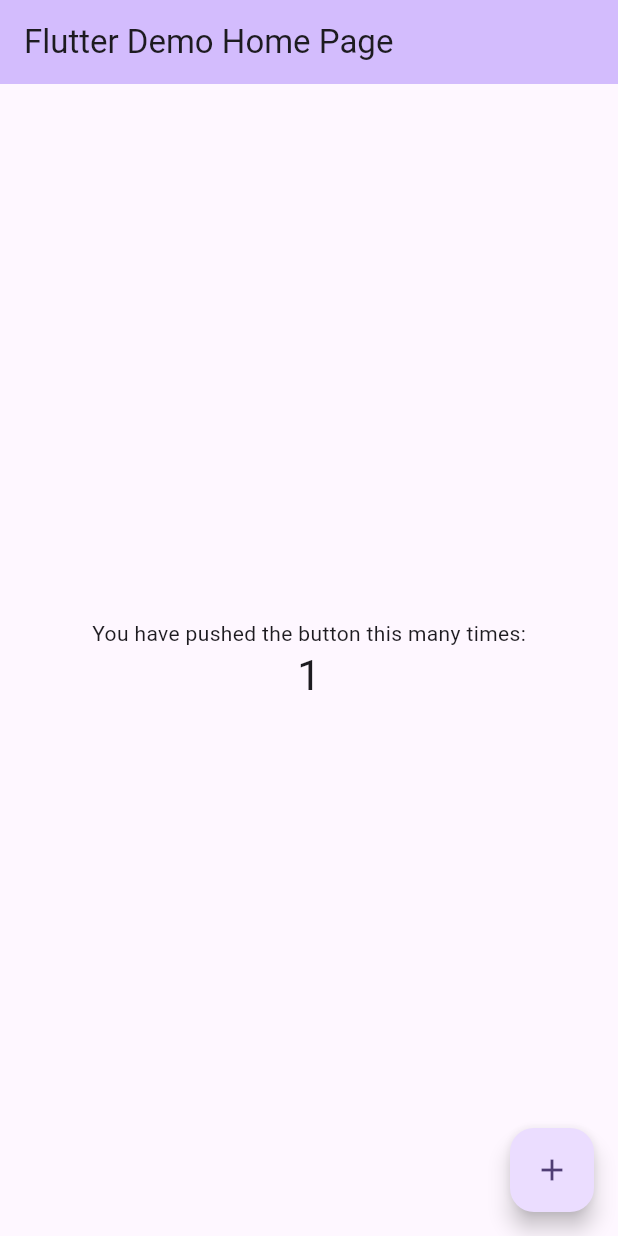
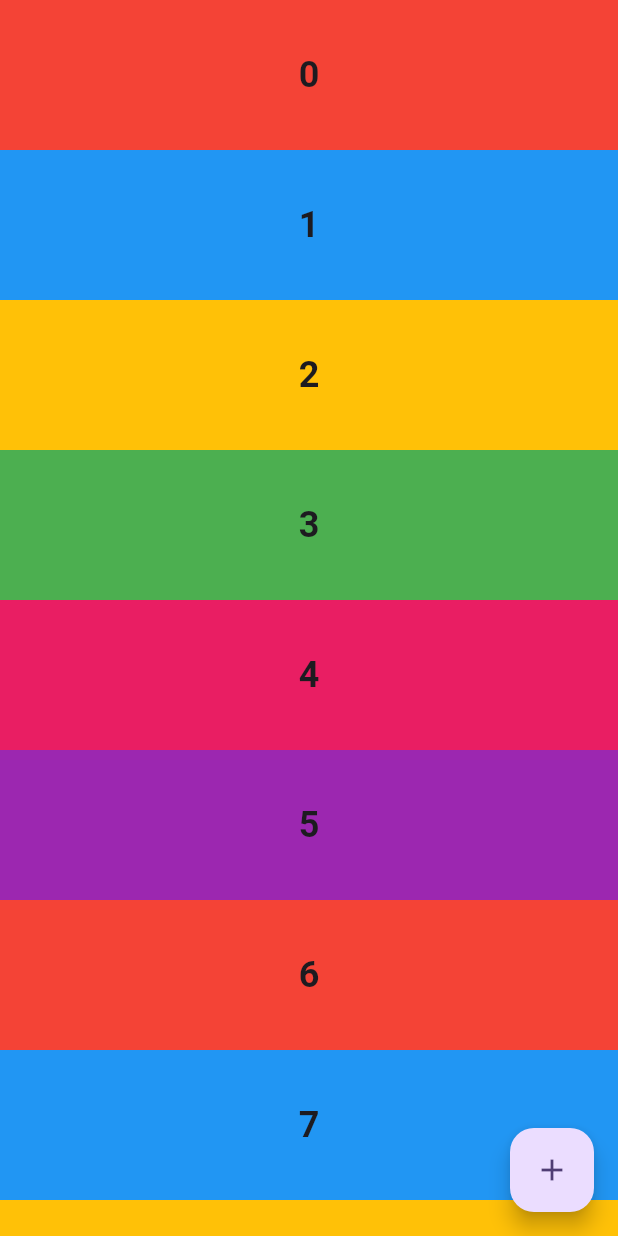
Before and after one commit to genueB/FlutterCookbook, a Flutter app: the screen it shows after launch, after a tap on the "add" icon, on a phone screen of 412 x 824 dp. Run offline on Flutter 3.47's test engine with Material 3 defaults, Android fonts, the light colour scheme and no system bars.

Commit message:
dynamic_add_list_view_page 생성

```diff
--- /dev/null
+++ b/lib/dynamic_add_list_view_page/dynamic_add_list_view_page.dart
@@ -0,0 +1,99 @@
+import 'dart:math';
+
+import 'package:flutter/material.dart';
+
+class DynamicAddListViewPage extends StatefulWidget {
+  const DynamicAddListViewPage({super.key});
+
+  @override
+  State<DynamicAddListViewPage> createState() => _DynamicAddListViewPageState();
+}
+
+class _DynamicAddListViewPageState extends State<DynamicAddListViewPage> {
+  final ids = List<int>.generate(10, (index) => index);
+
+  final ScrollController _scrollController = ScrollController();
+  late double _offset;
+
+  @override
+  void initState() {
+    super.initState();
+
+    _scrollController.addListener(() {
+      _offset = _scrollController.offset;
+    });
+  }
+
+  @override
+  Widget build(BuildContext context) {
+    return Scaffold(
+      body: SafeArea(
+        child: ListView(
+          controller: _scrollController,
+          children: ids.map((id) => ListItem(id: id)).toList(),
+        ),
+      ),
+      floatingActionButton: FloatingActionButton(
+        onPressed: addToRandom,
+        child: const Icon(Icons.add),
+      ),
+    );
+  }
+
+  void addToLast() {
+    ids.add(ids.length + 1);
+    setState(() {});
+  }
+
+  void addToFirst() {
+    ids.insert(0, ids.length + 1);
+    _scrollController.jumpTo(_scrollController.offset + 100);
+    setState(() {});
+  }
+
+  void addToRandom() {
+    final presentIndex = _offset / 100;
+    final randomIndex = Random().nextInt(ids.length);
+
+    ids.insert(randomIndex, ids.length + 1);
+    if (presentIndex > randomIndex) {
+      _scrollController.jumpTo(_scrollController.offset + 100);
+    }
+    setState(() {});
+  }
+}
+
+class ListItem extends StatelessWidget {
+  final List<MaterialColor> colors = [
+    Colors.red,
+    Colors.blue,
+    Colors.amber,
+    Colors.green,
+    Colors.pink,
+    Colors.purple
+  ];
+  final int id;
+
+  ListItem({super.key, required this.id});
+
+  @override
+  Widget build(BuildContext context) {
+    final color = colors[id % colors.length];
+
+    return ColoredBox(
+      color: color,
+      child: SizedBox(
+        height: 100,
+        child: Center(
+          child: Text(
+            "$id",
+            style: const TextStyle(
+              fontSize: 24,
+              fontWeight: FontWeight.bold,
+            ),
+          ),
+        ),
+      ),
+    );
+  }
+}
--- a/lib/main.dart
+++ b/lib/main.dart
@@ -1,4 +1,5 @@
 import 'package:flutter/material.dart';
+import 'package:flutter_cook_book/dynamic_add_list_view_page/dynamic_add_list_view_page.dart';
 
 void main() {
   runApp(const MyApp());
@@ -15,55 +16,7 @@ class MyApp extends StatelessWidget {
         colorScheme: ColorScheme.fromSeed(seedColor: Colors.deepPurple),
         useMaterial3: true,
       ),
-      home: const MyHomePage(title: 'Flutter Demo Home Page'),
+      home: const DynamicAddListViewPage(),
     );
   }
 }
-
-class MyHomePage extends StatefulWidget {
-  const MyHomePage({super.key, required this.title});
-
-  final String title;
-
-  @override
-  State<MyHomePage> createState() => _MyHomePageState();
-}
-
-class _MyHomePageState extends State<MyHomePage> {
-  int _counter = 0;
-
-  void _incrementCounter() {
-    setState(() {
-      _counter++;
-    });
-  }
-
-  @override
-  Widget build(BuildContext context) {
-    return Scaffold(
-      appBar: AppBar(
-        backgroundColor: Theme.of(context).colorScheme.inversePrimary,
-        title: Text(widget.title),
-      ),
-      body: Center(
-        child: Column(
-          mainAxisAlignment: MainAxisAlignment.center,
-          children: <Widget>[
-            const Text(
-              'You have pushed the button this many times:',
-            ),
-            Text(
-              '$_counter',
-              style: Theme.of(context).textTheme.headlineMedium,
-            ),
-          ],
-        ),
-      ),
-      floatingActionButton: FloatingActionButton(
-        onPressed: _incrementCounter,
-        tooltip: 'Increment',
-        child: const Icon(Icons.add),
-      ),
-    );
-  }
-}
```
